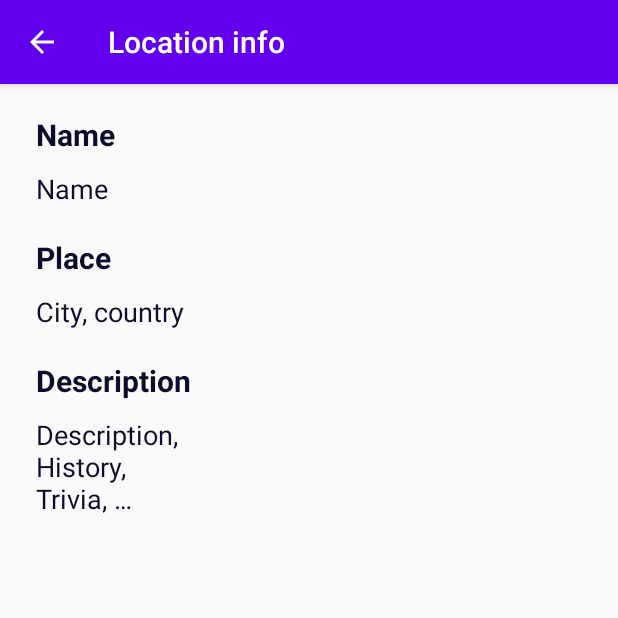
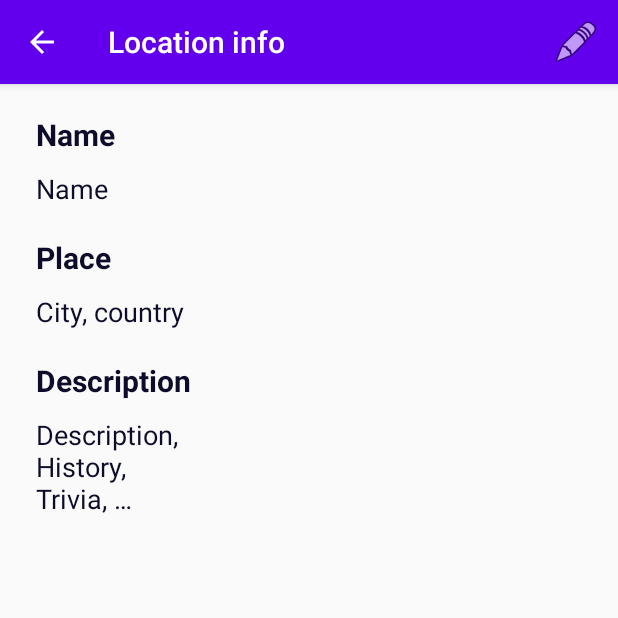
Before and after one commit to lucavella/LocalHistory, an Android app: the LocationInfoActivity screen opened directly, with no data from a screen before it, on a phone screen of 412 x 824 dp, the top half of it. Run offline under Robolectric (Android 15) with nearby library versions, the phone set to English and light mode, and no system bars.

Commit message:
edit location upsert activity launched from menu in location info activity

```diff
--- /dev/null
+++ b/app/src/main/res/menu/activity_details_menu.xml
@@ -0,0 +1,10 @@
+<?xml version="1.0" encoding="utf-8"?>
+<menu xmlns:android="http://schemas.android.com/apk/res/android"
+    xmlns:app="http://schemas.android.com/apk/res-auto">
+    <item
+        android:id="@+id/menu_location_edit"
+        android:icon="@android:drawable/ic_menu_edit"
+        android:title="@string/menu_edit"
+        app:showAsAction="ifRoom" />
+
+</menu>
--- a/app/src/main/res/values/strings.xml
+++ b/app/src/main/res/values/strings.xml
@@ -24,4 +24,5 @@
     <string name="location_upsert_incomplete">Not all fields filled in</string>
     <string name="title_activity_location_edit">Edit location</string>
     <string name="title_activity_location_info">Location info</string>
+    <string name="menu_edit">Edit</string>
 </resources>
```
Also changed, not shown: app/src/main/java/be/ucll/localhistory/activities/LocationInfoActivity.java (+41 -2 lines), app/src/main/java/be/ucll/localhistory/activities/MapsActivity.java (+4 -12 lines).
